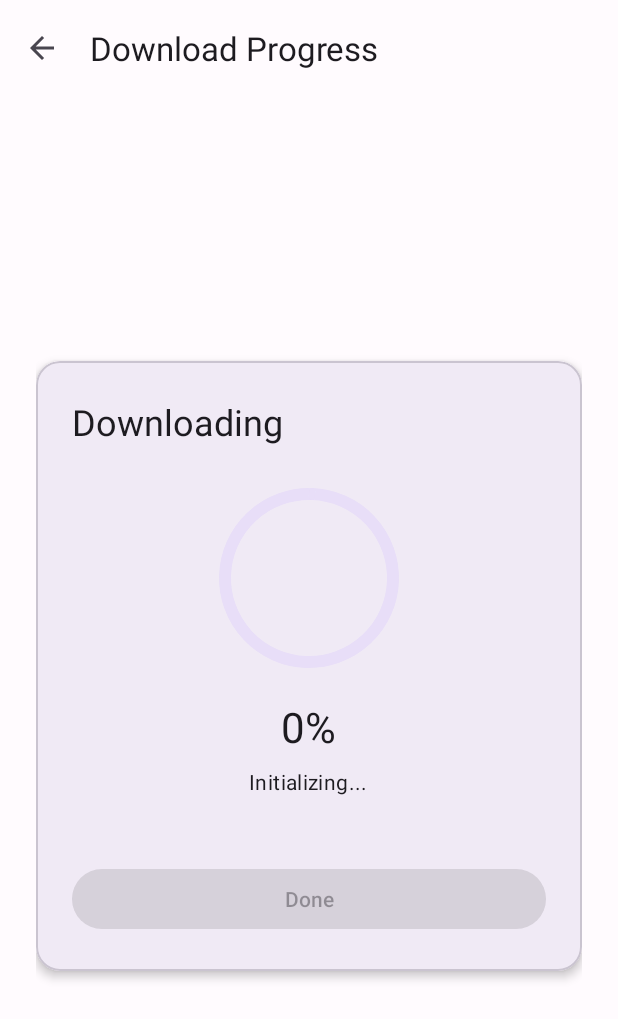
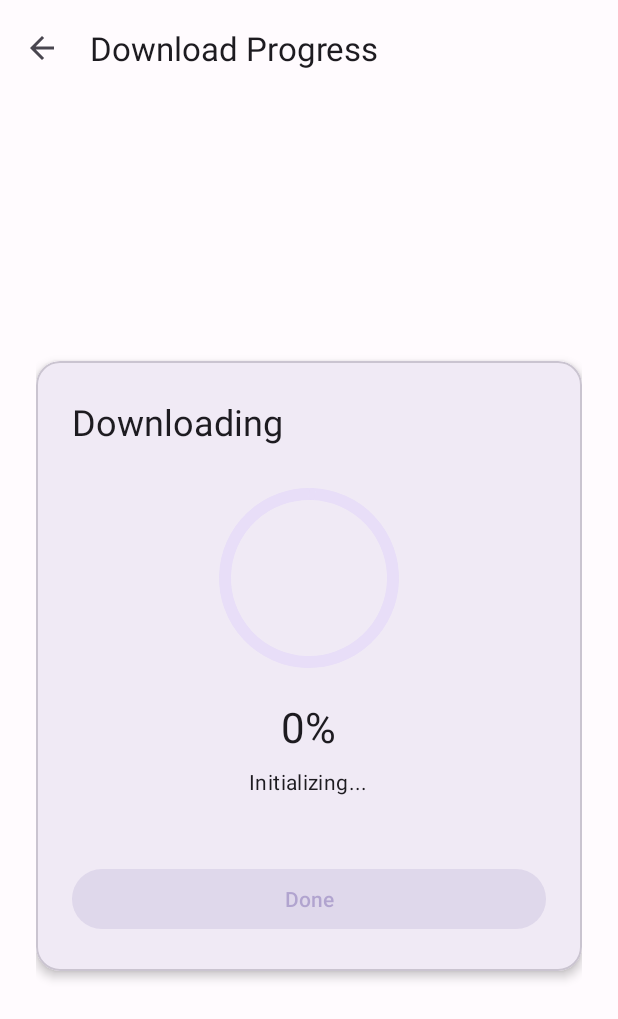
Before and after one commit to Abhinav-Gyawali/ytdownapp, an Android app: the ProgressActivity screen opened directly, with no data from a screen before it, on a phone screen of 412 x 824 dp. Shown: the top 1019 px of the screen. Run offline under Robolectric (Android 15) with nearby library versions, the light colour scheme and no system bars.

Commit message:
update app/src/main/res/values/themes.xml

```diff
--- a/app/src/main/res/values/themes.xml
+++ b/app/src/main/res/values/themes.xml
@@ -21,7 +21,7 @@
         <item name="android:colorBackground">@color/md_theme_light_background</item>
         <item name="colorOnBackground">@color/md_theme_light_onBackground</item>
         <item name="colorSurface">@color/md_theme_light_surface</item>
-        <item name="colorOnSurface">@color/md_theme_light_onSurface</item>
+        <item name="colorOnSurface">@color/md_theme_light_primary</item>
         <item name="colorSurfaceVariant">@color/md_theme_light_surfaceVariant</item>
         <item name="colorOnSurfaceVariant">@color/md_theme_light_onSurfaceVariant</item>
         <item name="colorOutline">@color/md_theme_light_outline</item>
```
